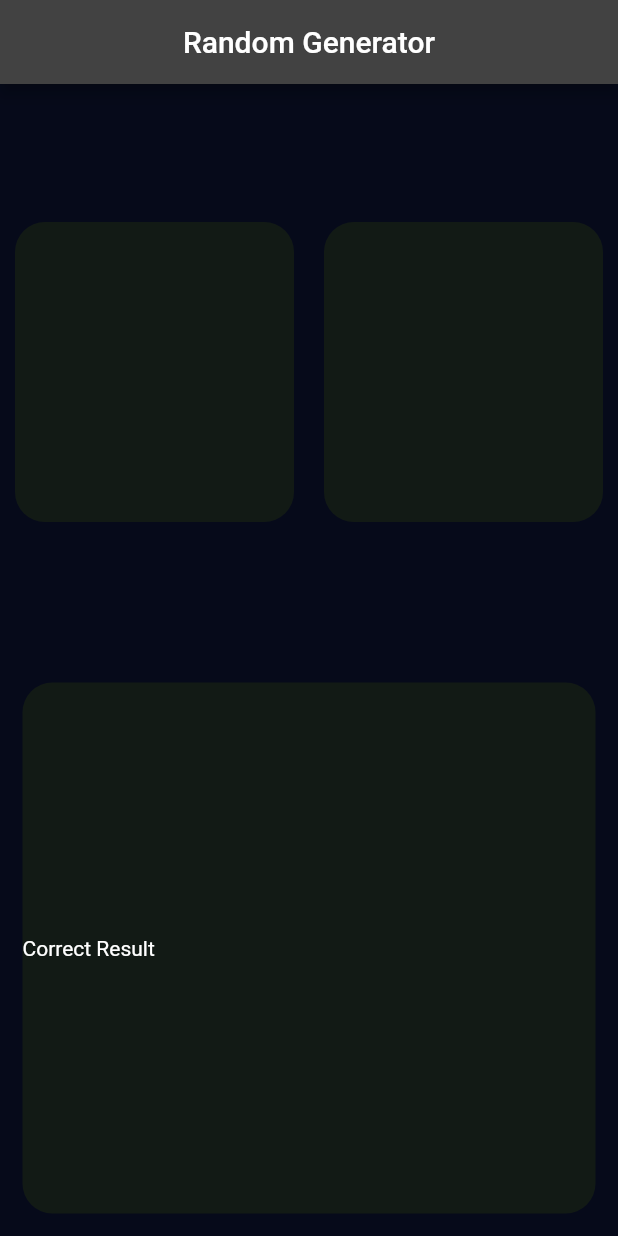
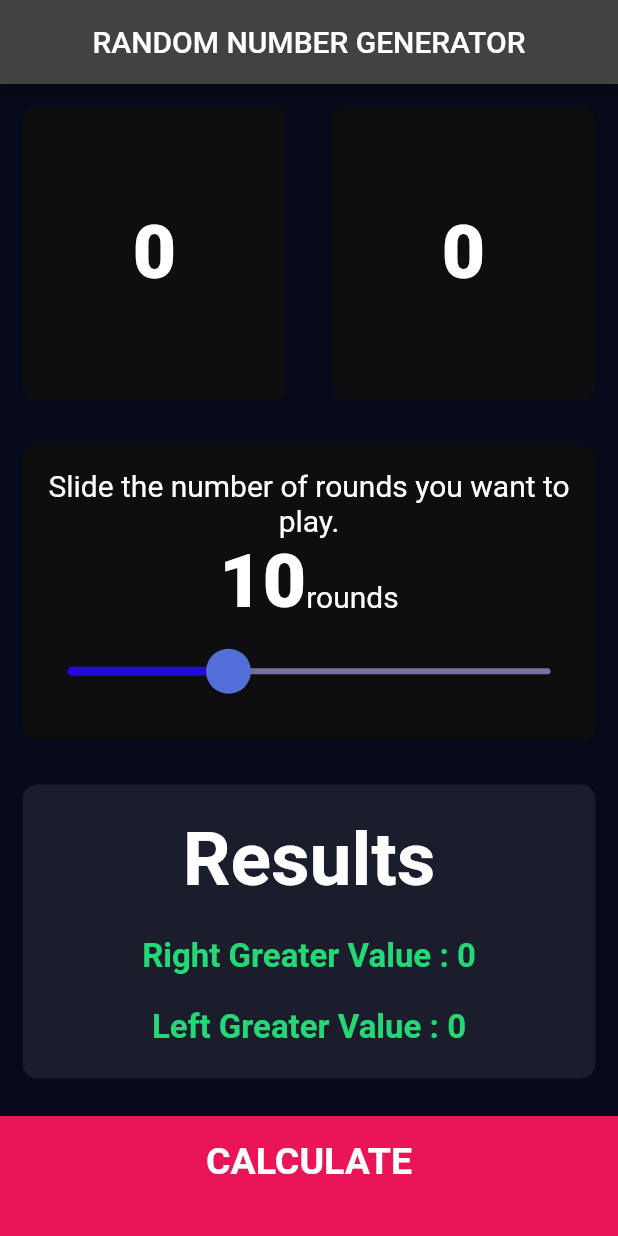
Before and after one commit to shardhayv/RandomAppAssignment, a Flutter app: the screen it shows after launch, on a phone screen of 412 x 824 dp. Run offline on Flutter 3.47's test engine with Material 2 defaults, Android fonts, the light colour scheme and no system bars.

Commit message:
UI done with logic for random number generator

```diff
--- /dev/null
+++ b/lib/calculation_logic.dart
@@ -0,0 +1 @@
+class CalculatorLogic {}
--- /dev/null
+++ b/lib/components/button_page_view.dart
@@ -0,0 +1,34 @@
+import 'package:flutter/cupertino.dart';
+
+import '../constants.dart';
+
+class BottomButton extends StatelessWidget {
+  const BottomButton({
+    super.key,
+    required this.onTap,
+    required this.buttonTitle,
+  });
+
+  final Function() onTap;
+  final String buttonTitle;
+
+  @override
+  Widget build(BuildContext context) {
+    return GestureDetector(
+      onTap: onTap,
+      child: Container(
+        margin: const EdgeInsets.only(top: 10.0),
+        color: kBottomCOntainerColour,
+        width: double.infinity,
+        height: kBottomContainerHeight,
+        padding: const EdgeInsets.only(bottom: 20.0),
+        child: Center(
+          child: Text(
+            buttonTitle,
+            style: kLargeButton,
+          ),
+        ),
+      ),
+    );
+  }
+}
--- a/lib/views/card_view.dart
+++ b/lib/components/card_view.dart
@@ -9,12 +9,11 @@ class ReusableCard extends StatelessWidget {
   @override
   Widget build(BuildContext context) {
     return Container(
-      margin: const EdgeInsets.all(10),
-      height: 200,
+      margin: const EdgeInsets.all(15),
       decoration: BoxDecoration(
         color: colour,
         borderRadius: const BorderRadius.all(
-          Radius.circular(20),
+          Radius.circular(10),
         ),
       ),
       child: cardChild,
--- /dev/null
+++ b/lib/components/dice_view.dart
@@ -0,0 +1,23 @@
+import 'package:flutter/cupertino.dart';
+
+import '../constants.dart';
+
+class CardData extends StatelessWidget {
+  const CardData({super.key, required this.label});
+
+  final String label;
+
+  @override
+  Widget build(BuildContext context) {
+    return Column(
+      mainAxisAlignment: MainAxisAlignment.center,
+      children: [
+        Text(
+          label,
+          style: kNumberLabelStyle,
+          // textAlign: TextAlign.center,
+        ),
+      ],
+    );
+  }
+}
--- /dev/null
+++ b/lib/constants.dart
@@ -0,0 +1,39 @@
+import 'package:flutter/material.dart';
+
+const kBottomContainerHeight = 80.0;
+const kCardColour = Color.fromARGB(255, 14, 14, 16);
+const kAppCardColour = Color(0xff1B1C2C);
+const kActiveCardCOlour = Color.fromARGB(255, 36, 11, 219);
+const kBottomCOntainerColour = Color(0xffEA1556);
+
+const kTextColour = Color(0xffFFFFFF);
+const kActiveTrackColour = Color(0xff240BDB);
+const kThumbColour = Color(0xff546ED7);
+const kOverlayColour = Color(0x29546ED7);
+const kInactiveTrackColour = Color(0xff7473A1);
+
+const kLabelTextStyle = TextStyle(
+  fontSize: 20,
+  color: kTextColour,
+);
+
+const kNumberLabelStyle = TextStyle(
+  fontSize: 50,
+  fontWeight: FontWeight.w900,
+);
+
+const kLargeButton = TextStyle(
+  fontSize: 25,
+  fontWeight: FontWeight.bold,
+);
+
+const kTitleText = TextStyle(
+  fontSize: 50,
+  fontWeight: FontWeight.bold,
+);
+
+const kResultText = TextStyle(
+  color: Color(0xff24D876),
+  fontSize: 22,
+  fontWeight: FontWeight.bold,
+);
--- a/lib/main.dart
+++ b/lib/main.dart
@@ -1,6 +1,6 @@
 import 'package:flutter/material.dart';
 
-import './views/dashboard_view.dart';
+import 'screens/input_page.dart';
 
 void main() => runApp(const BMICalculator());
 
@@ -14,7 +14,10 @@ class BMICalculator extends StatelessWidget {
       theme: ThemeData.dark().copyWith(
           primaryColor: const Color(0xff090C22),
           scaffoldBackgroundColor: const Color(0xff060A1A)),
-      home: const RandomGenerator(),
+      initialRoute: '/',
+      routes: {
+        '/': (context) => const InputPage(),
+      },
     );
   }
 }
--- /dev/null
+++ b/lib/screens/input_page.dart
@@ -0,0 +1,191 @@
+import 'dart:math';
+
+import 'package:flutter/material.dart';
+
+import '../components/button_page_view.dart';
+import '../components/card_view.dart';
+import '../components/dice_view.dart';
+import '../constants.dart';
+
+enum Side { right, left }
+
+class InputPage extends StatefulWidget {
+  const InputPage({super.key});
+
+  @override
+  _InputPageState createState() => _InputPageState();
+}
+
+class _InputPageState extends State<InputPage> {
+  Side? selectedSide;
+
+  int roundsNumber = 10;
+  int leftDiceNumber = 0;
+  int rightDiceNumber = 0;
+  int? randomNumber;
+
+  void rollDice() {
+    leftDiceNumber = Random().nextInt(100);
+    rightDiceNumber = Random().nextInt(100);
+    randomNumber = checkDiceNumbers(leftDiceNumber, rightDiceNumber);
+  }
+
+  int? checkDiceNumbers(int leftDiceNum, int rightDiceNum) {
+    if (leftDiceNum == rightDiceNum) {
+      int randomNum = Random().nextInt(100);
+      print(
+          'Left and right dice numbers are the same. Random number generated: $randomNum');
+      return randomNum;
+    } else {
+      print('Left and right dice numbers are not the same.');
+      return null;
+    }
+  }
+
+  @override
+  Widget build(BuildContext context) {
+    return Scaffold(
+      appBar: AppBar(
+        title: const Text('RANDOM NUMBER GENERATOR'),
+        centerTitle: true,
+      ),
+      body: Column(
+        crossAxisAlignment: CrossAxisAlignment.stretch,
+        children: <Widget>[
+          Expanded(
+            child: Row(
+              children: [
+                Expanded(
+                  child: GestureDetector(
+                    onTap: () {
+                      setState(() {
+                        selectedSide = Side.right;
+                        rollDice();
+                      });
+                    },
+                    child: ReusableCard(
+                      cardChild: CardData(
+                        label: rightDiceNumber.toString(),
+                      ),
+                      colour: selectedSide == Side.right
+                          ? kActiveCardCOlour
+                          : kCardColour,
+                    ),
+                  ),
+                ),
+                Expanded(
+                  child: GestureDetector(
+                    onTap: () {
+                      setState(() {
+                        selectedSide = Side.left;
+                        rollDice();
+                      });
+                    },
+                    child: ReusableCard(
+                      cardChild: CardData(
+                        label: leftDiceNumber.toString(),
+                      ),
+                      colour: selectedSide == Side.left
+                          ? kActiveCardCOlour
+                          : kCardColour,
+                    ),
+                  ),
+                ),
+              ],
+            ),
+          ),
+          Expanded(
+            child: ReusableCard(
+              colour: kCardColour,
+              cardChild: Column(
+                mainAxisAlignment: MainAxisAlignment.center,
+                children: [
+                  const Text(
+                    'Slide the number of rounds you want to play.',
+                    style: kLabelTextStyle,
+                    textAlign: TextAlign.center,
+                  ),
+                  Row(
+                    mainAxisAlignment: MainAxisAlignment.center,
+                    crossAxisAlignment: CrossAxisAlignment.baseline,
+                    textBaseline: TextBaseline.alphabetic,
+                    children: [
+                      Text(
+                        roundsNumber.toString(),
+                        style: kNumberLabelStyle,
+                      ),
+                      const Text(
+                        'rounds',
+                        style: kLabelTextStyle,
+                        textAlign: TextAlign.center,
+                      ),
+                    ],
+                  ),
+                  SliderTheme(
+                    data: SliderTheme.of(context).copyWith(
+                        activeTrackColor: kActiveTrackColour,
+                        thumbColor: kThumbColour,
+                        overlayColor: kOverlayColour,
+                        inactiveTrackColor: kInactiveTrackColour,
+                        thumbShape:
+                            const RoundSliderThumbShape(enabledThumbRadius: 15),
+                        overlayShape:
+                            const RoundSliderOverlayShape(overlayRadius: 30)),
+                    child: Slider(
+                      value: roundsNumber.toDouble(),
+                      min: 5.0,
+                      max: 20.0,
+
+                      // activeColor: Colors.amber,
+                      onChanged: (double newValue) {
+                        setState(() {
+                          roundsNumber = newValue.round();
+                        });
+                      },
+                    ),
+                  ),
+                ],
+              ),
+            ),
+          ),
+          Expanded(
+            child: Row(
+              children: [
+                Expanded(
+                  flex: 5,
+                  child: ReusableCard(
+                    colour: kAppCardColour,
+                    cardChild: Column(
+                      mainAxisAlignment: MainAxisAlignment.spaceEvenly,
+                      crossAxisAlignment: CrossAxisAlignment.center,
+                      children: [
+                        const Text(
+                          'Results',
+                          style: kTitleText,
+                        ),
+                        Text(
+                          textAlign: TextAlign.justify,
+                          'Right Greater Value : $rightDiceNumber',
+                          style: kResultText,
+                        ),
+                        Text(
+                          textAlign: TextAlign.center,
+                          'Left Greater Value : $leftDiceNumber',
+                          style: kResultText,
+                        ),
+                      ],
+                    ),
+                  ),
+                ),
+              ],
+            ),
+          ),
+          BottomButton(
+            buttonTitle: 'CALCULATE',
+            onTap: () {},
+          )
+        ],
+      ),
+    );
+  }
+}
--- a/lib/views/dashboard_view.dart
+++ /dev/null
@@ -1,61 +0,0 @@
-import 'package:flutter/material.dart';
-import 'package:randomapp/views/card_view.dart';
-
-class RandomGenerator extends StatefulWidget {
-  const RandomGenerator({super.key});
-
-  @override
-  State<RandomGenerator> createState() => _RandomGeneratorState();
-}
-
-class _RandomGeneratorState extends State<RandomGenerator> {
-  @override
-  Widget build(BuildContext context) {
-    return Scaffold(
-      appBar: AppBar(
-        title: const Text('Random Generator'),
-        centerTitle: true,
-      ),
-      body: Column(
-        children: <Widget>[
-          Expanded(
-            child: Row(
-              children: [
-                Expanded(
-                  child: GestureDetector(
-                    child: const ReusableCard(
-                      colour: Color(0xff121A15),
-                    ),
-                  ),
-                ),
-                Expanded(
-                  child: GestureDetector(
-                    child: const ReusableCard(
-                      colour: Color(0xff121A15),
-                    ),
-                  ),
-                ),
-              ],
-            ),
-          ),
-          Expanded(
-            child: Container(
-              margin: const EdgeInsets.all(15),
-              decoration: const BoxDecoration(
-                color: Color(0xff121A15),
-                borderRadius: BorderRadius.all(
-                  Radius.circular(20),
-                ),
-              ),
-              child: Row(
-                children: const [
-                  Text('Correct Result'),
-                ],
-              ),
-            ),
-          ),
-        ],
-      ),
-    );
-  }
-}
--- a/pubspec.yaml
+++ b/pubspec.yaml
@@ -46,6 +46,7 @@ dev_dependencies:
   # package. See that file for information about deactivating specific lint
   # rules and activating additional ones.
   flutter_lints: ^2.0.0
+  font_awesome_flutter: ^10.4.0
 
 # For information on the generic Dart part of this file, see the
 # following page: https://dart.dev/tools/pub/pubspec
```
Also changed, not shown: pubspec.lock.
